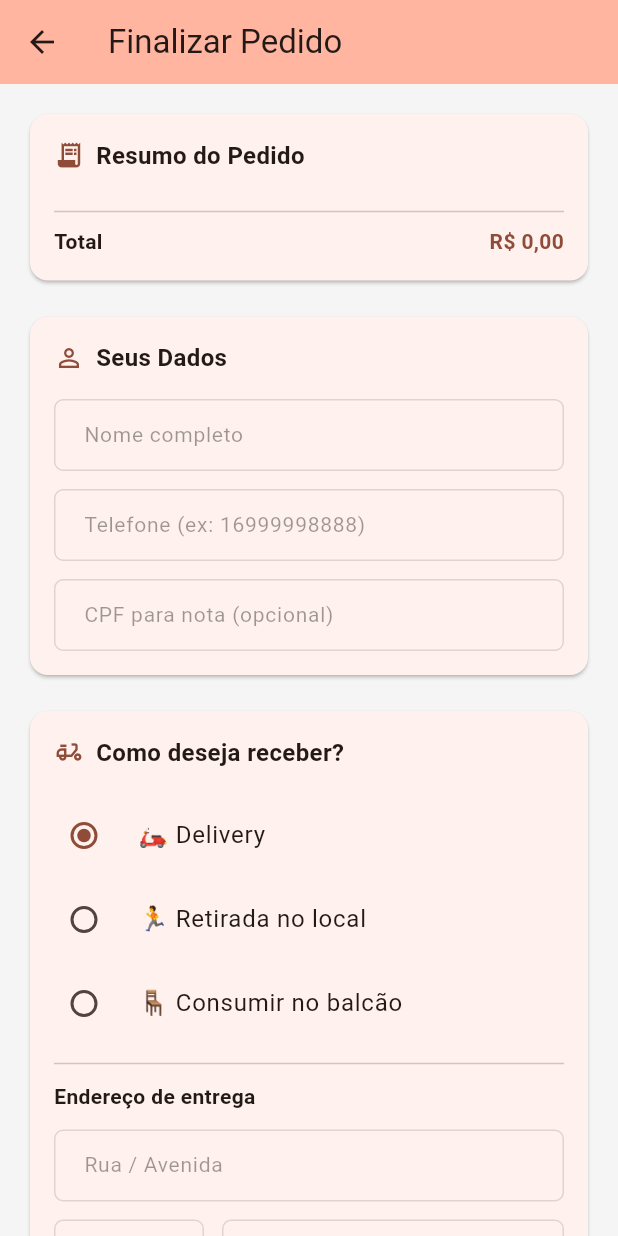
After one commit to PedroFurtadoC/cardapio-pratica, a Flutter app: the CheckoutScreen screen opened by its route, after a tap on "🛵 Delivery", on a phone screen of 412 x 824 dp. The commit adds this screen. Run offline on Flutter 3.47's test engine with Material 3 defaults, Android fonts, the phone set to English and light mode, and no system bars; our stand-ins replace device_preview; network calls fail.

Commit message:
feat: carrinho

```diff
--- /dev/null
+++ b/mobile/lib/providers/carrinho_provider.dart
@@ -0,0 +1,49 @@
+import 'package:flutter/material.dart';
+import '../models/pedido.dart';
+
+class CarrinhoProvider extends ChangeNotifier {
+  final List<ItemPedidoEmbutido> _itens = [];
+
+  List<ItemPedidoEmbutido> get itens => List.unmodifiable(_itens);
+
+  bool get isEmpty => _itens.isEmpty;
+
+  int get quantidadeTotal =>
+      _itens.fold(0, (total, item) => total + item.quantidade);
+
+  int get valorTotalCentavos =>
+      _itens.fold(0, (total, item) => total + (item.precoUnitario * item.quantidade));
+
+  String get valorTotalFormatado =>
+      'R\$ ${(valorTotalCentavos / 100).toStringAsFixed(2).replaceAll('.', ',')}';
+
+  void adicionar(ItemPedidoEmbutido novoItem) {
+    final index = _itens.indexWhere(
+      (item) => item.nomeProduto == novoItem.nomeProduto,
+    );
+
+    if (index != -1) {
+      final atual = _itens[index];
+      _itens[index] = ItemPedidoEmbutido(
+        nomeProduto: atual.nomeProduto,
+        precoUnitario: atual.precoUnitario,
+        quantidade: atual.quantidade + novoItem.quantidade,
+        selecoes: atual.selecoes,
+      );
+    } else {
+      _itens.add(novoItem);
+    }
+
+    notifyListeners();
+  }
+
+  void remover(int index) {
+    _itens.removeAt(index);
+    notifyListeners();
+  }
+
+  void limpar() {
+    _itens.clear();
+    notifyListeners();
+  }
+}
--- /dev/null
+++ b/mobile/lib/screens/checkout_screen.dart
@@ -0,0 +1,339 @@
+import 'package:flutter/material.dart';
+import 'package:provider/provider.dart';
+import '../models/enums.dart';
+import '../models/pedido.dart';
+import '../providers/carrinho_provider.dart';
+import '../services/pedido_service.dart';
+import '../widgets/custom_input.dart';
+import '../widgets/custom_button.dart';
+
+class CheckoutScreen extends StatefulWidget {
+  const CheckoutScreen({super.key});
+
+  @override
+  State<CheckoutScreen> createState() => _CheckoutScreenState();
+}
+
+class _CheckoutScreenState extends State<CheckoutScreen> {
+  final _formKey = GlobalKey<FormState>();
+  final PedidoService _pedidoService = PedidoService();
+
+  final _nomeController = TextEditingController();
+  final _telefoneController = TextEditingController();
+  final _cpfController = TextEditingController();
+  final _logradouroController = TextEditingController();
+  final _numeroController = TextEditingController();
+  final _bairroController = TextEditingController();
+
+  ModalidadeEntrega _modalidade = ModalidadeEntrega.retirada;
+  FormaPagamento _formaPagamento = FormaPagamento.pix;
+  bool _isLoading = false;
+
+  @override
+  void dispose() {
+    _nomeController.dispose();
+    _telefoneController.dispose();
+    _cpfController.dispose();
+    _logradouroController.dispose();
+    _numeroController.dispose();
+    _bairroController.dispose();
+    super.dispose();
+  }
+
+  bool get _precisaDeEndereco => _modalidade == ModalidadeEntrega.delivery;
+
+  Future<void> _finalizarPedido() async {
+    if (!_formKey.currentState!.validate()) return;
+
+    setState(() => _isLoading = true);
+
+    final carrinho = context.read<CarrinhoProvider>();
+
+    try {
+      final pedidoData = {
+        'cliente': {
+          'nome': _nomeController.text.trim(),
+          'telefone': _telefoneController.text.trim(),
+          if (_cpfController.text.isNotEmpty)
+            'cpf_nota': _cpfController.text.trim(),
+        },
+        'modalidade': _modalidade.value,
+        if (_precisaDeEndereco)
+          'entrega': {
+            'logradouro': _logradouroController.text.trim(),
+            'numero': _numeroController.text.trim(),
+            'bairro': _bairroController.text.trim(),
+          },
+        'forma_pagamento': _formaPagamento.value,
+        'itens': carrinho.itens.map((i) => i.toJson()).toList(),
+      };
+
+      final pedidoCriado = await _pedidoService.criarPedido(pedidoData);
+      carrinho.limpar();
+
+      if (!mounted) return;
+
+      Navigator.pushReplacementNamed(
+        context,
+        '/pedido-confirmado',
+        arguments: pedidoCriado,
+      );
+    } catch (e) {
+      if (!mounted) return;
+      ScaffoldMessenger.of(context).showSnackBar(
+        SnackBar(
+          content: Text('Erro ao finalizar pedido: ${e.toString()}'),
+          backgroundColor: Colors.redAccent,
+        ),
+      );
+    } finally {
+      if (mounted) setState(() => _isLoading = false);
+    }
+  }
+
+  @override
+  Widget build(BuildContext context) {
+    final carrinho = context.watch<CarrinhoProvider>();
+
+    return Scaffold(
+      backgroundColor: Colors.grey[100],
+      appBar: AppBar(
+        title: const Text('Finalizar Pedido'),
+        backgroundColor: Theme.of(context).colorScheme.inversePrimary,
+      ),
+      body: Form(
+        key: _formKey,
+        child: ListView(
+          padding: const EdgeInsets.all(16),
+          children: [
+            _SectionCard(
+              title: 'Resumo do Pedido',
+              icon: Icons.receipt_long,
+              children: [
+                ...carrinho.itens.map((item) {
+                  final preco =
+                      'R\$ ${((item.precoUnitario * item.quantidade) / 100).toStringAsFixed(2).replaceAll('.', ',')}';
+                  return Padding(
+                    padding: const EdgeInsets.symmetric(vertical: 3),
+                    child: Row(
+                      mainAxisAlignment: MainAxisAlignment.spaceBetween,
+                      children: [
+                        Expanded(
+                          child: Text(
+                            '${item.quantidade}x ${item.nomeProduto}',
+                            style: const TextStyle(fontSize: 13),
+                            overflow: TextOverflow.ellipsis,
+                          ),
+                        ),
+                        const SizedBox(width: 8),
+                        Text(preco,
+                            style: const TextStyle(
+                                fontSize: 13, color: Colors.grey)),
+                      ],
+                    ),
+                  );
+                }),
+                const Divider(height: 20),
+                Row(
+                  mainAxisAlignment: MainAxisAlignment.spaceBetween,
+                  children: [
+                    const Text('Total',
+                        style: TextStyle(
+                            fontWeight: FontWeight.bold, fontSize: 14)),
+                    Text(
+                      carrinho.valorTotalFormatado,
+                      style: TextStyle(
+                        fontWeight: FontWeight.bold,
+                        fontSize: 14,
+                        color: Theme.of(context).primaryColor,
+                      ),
+                    ),
+                  ],
+                ),
+              ],
+            ),
+
+            const SizedBox(height: 16),
+
+            _SectionCard(
+              title: 'Seus Dados',
+              icon: Icons.person_outline,
+              children: [
+                CustomInput(
+                  controller: _nomeController,
+                  hintText: 'Nome completo',
+                  validator: (v) => v!.trim().isEmpty ? 'Informe seu nome' : null,
+                ),
+                const SizedBox(height: 12),
+                CustomInput(
+                  controller: _telefoneController,
+                  hintText: 'Telefone (ex: 16999998888)',
+                  keyboardType: TextInputType.phone,
+                  validator: (v) =>
+                      v!.trim().isEmpty ? 'Informe seu telefone' : null,
+                ),
+                const SizedBox(height: 12),
+                CustomInput(
+                  controller: _cpfController,
+                  hintText: 'CPF para nota (opcional)',
+                  keyboardType: TextInputType.number,
+                ),
+              ],
+            ),
+
+            const SizedBox(height: 16),
+
+            _SectionCard(
+              title: 'Como deseja receber?',
+              icon: Icons.delivery_dining_outlined,
+              children: [
+                ...ModalidadeEntrega.values.map(
+                  (m) => RadioListTile<ModalidadeEntrega>(
+                    value: m,
+                    groupValue: _modalidade,
+                    title: Text(_labelModalidade(m)),
+                    contentPadding: EdgeInsets.zero,
+                    onChanged: (v) => setState(() => _modalidade = v!),
+                  ),
+                ),
+
+                if (_precisaDeEndereco) ...[
+                  const Divider(height: 24),
+                  const Text('Endereço de entrega',
+                      style: TextStyle(fontWeight: FontWeight.w600)),
+                  const SizedBox(height: 12),
+                  CustomInput(
+                    controller: _logradouroController,
+                    hintText: 'Rua / Avenida',
+                    validator: (v) => _precisaDeEndereco && v!.trim().isEmpty
+                        ? 'Informe o logradouro'
+                        : null,
+                  ),
+                  const SizedBox(height: 12),
+                  Row(
+                    children: [
+                      SizedBox(
+                        width: 100,
+                        child: CustomInput(
+                          controller: _numeroController,
+                          hintText: 'Nº',
+                          keyboardType: TextInputType.number,
+                          validator: (v) =>
+                              _precisaDeEndereco && v!.trim().isEmpty
+                                  ? 'Obrigatório'
+                                  : null,
+                        ),
+                      ),
+                      const SizedBox(width: 12),
+                      Expanded(
+                        child: CustomInput(
+                          controller: _bairroController,
+                          hintText: 'Bairro',
+                          validator: (v) =>
+                              _precisaDeEndereco && v!.trim().isEmpty
+                                  ? 'Informe o bairro'
+                                  : null,
+                        ),
+                      ),
+                    ],
+                  ),
+                ],
+              ],
+            ),
+
+            const SizedBox(height: 16),
+
+            _SectionCard(
+              title: 'Forma de Pagamento',
+              icon: Icons.payment_outlined,
+              children: [
+                ...FormaPagamento.values.map(
+                  (f) => RadioListTile<FormaPagamento>(
+                    value: f,
+                    groupValue: _formaPagamento,
+                    title: Text(_labelPagamento(f)),
+                    contentPadding: EdgeInsets.zero,
+                    onChanged: (v) => setState(() => _formaPagamento = v!),
+                  ),
+                ),
+              ],
+            ),
+
+            const SizedBox(height: 24),
+
+            CustomButton(
+              text: _isLoading ? 'Enviando pedido...' : 'Confirmar Pedido',
+              isLoading: _isLoading,
+              onPressed: carrinho.isEmpty ? null : _finalizarPedido,
+            ),
+
+            const SizedBox(height: 32),
+          ],
+        ),
+      ),
+    );
+  }
+
+  String _labelModalidade(ModalidadeEntrega m) {
+    switch (m) {
+      case ModalidadeEntrega.delivery:
+        return '🛵 Delivery';
+      case ModalidadeEntrega.retirada:
+        return '🏃 Retirada no local';
+      case ModalidadeEntrega.balcao:
+        return '🪑 Consumir no balcão';
+    }
+  }
+
+  String _labelPagamento(FormaPagamento f) {
+    switch (f) {
+      case FormaPagamento.pix:
+        return '📱 PIX';
+      case FormaPagamento.credito:
+        return '💳 Cartão de Crédito';
+      case FormaPagamento.debito:
+        return '💳 Cartão de Débito';
+    }
+  }
+}
+
+class _SectionCard extends StatelessWidget {
+  final String title;
+  final IconData icon;
+  final List<Widget> children;
+
+  const _SectionCard({
+    required this.title,
+    required this.icon,
+    required this.children,
+  });
+
+  @override
+  Widget build(BuildContext context) {
+    return Card(
+      elevation: 1,
+      shape: RoundedRectangleBorder(borderRadius: BorderRadius.circular(12)),
+      child: Padding(
+        padding: const EdgeInsets.all(16),
+        child: Column(
+          crossAxisAlignment: CrossAxisAlignment.start,
+          children: [
+            Row(
+              children: [
+                Icon(icon, color: Theme.of(context).primaryColor, size: 20),
+                const SizedBox(width: 8),
+                Text(
+                  title,
+                  style: const TextStyle(
+                      fontWeight: FontWeight.bold, fontSize: 16),
+                ),
+              ],
+            ),
+            const SizedBox(height: 16),
+            ...children,
+          ],
+        ),
+      ),
+    );
+  }
+}
--- a/mobile/pubspec.yaml
+++ b/mobile/pubspec.yaml
@@ -7,9 +7,11 @@ environment:
   sdk: ^3.11.3
 
 dependencies:
+  device_preview: ^1.3.1
   flutter:
     sdk: flutter
   http: ^1.6.0
+  provider: ^6.1.2
 
 dev_dependencies:
   flutter_test:
```
Also changed, not shown: mobile/lib/main.dart (+19 -2 lines), mobile/lib/screens/home_screen.dart (+49 -83 lines), mobile/lib/screens/pedido_confirmado_screen.dart (added, +137 -0 lines), mobile/pubspec.lock, 1 other file.
